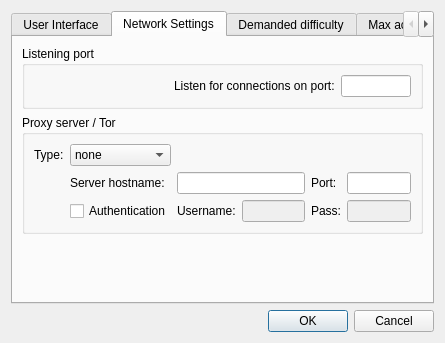
Before: the Qt Designer form src/bitmessageqt/settings.ui in Bitmessage/PyBitmessage, drawn with Qt 5.
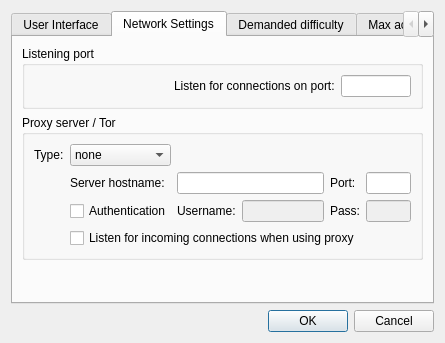
After: the same form once the commit is applied. The open tabs and pages were chosen to show the change.

Commit message: Adding configuration option to listen for connections when operating with a SOCKS proxy.

```diff
--- a/src/bitmessageqt/settings.ui
+++ b/src/bitmessageqt/settings.ui
@@ -247,6 +247,13 @@
             </property>
            </widget>
           </item>
+          <item row="3" column="1" colspan="4">
+           <widget class="QCheckBox" name="checkBoxSocksListen">
+            <property name="text">
+             <string>Listen for incoming connections when using proxy</string>
+            </property>
+           </widget>
+          </item>
          </layout>
         </widget>
        </item>
```
Left out of the diff: 1 changed line with no effect on the pictures. The commit also changes 5 other files.
